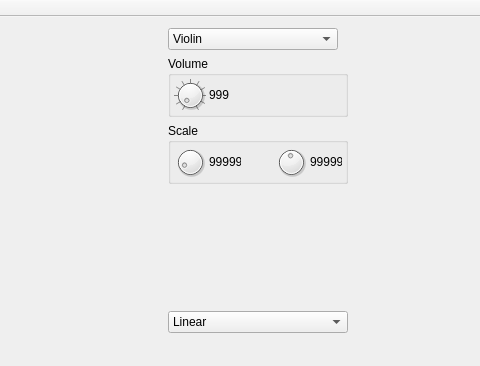
Before: the Qt Designer form mainwindow.ui in 607011/termenvox, drawn with Qt 5; both pictures show x 85 to 565 and y 0 to 366 of the 687 by 366 pixel window.
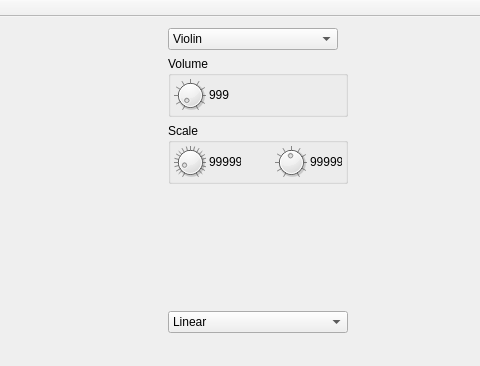
After: the same form once the commit is applied.

Commit message: GUI minimal verbessert.

```diff
--- a/mainwindow.ui
+++ b/mainwindow.ui
@@ -122,6 +122,12 @@
              <property name="value">
               <number>20</number>
              </property>
+             <property name="notchTarget">
+              <double>10.000000000000000</double>
+             </property>
+             <property name="notchesVisible">
+              <bool>true</bool>
+             </property>
             </widget>
            </item>
            <item row="0" column="3">
@@ -150,6 +156,12 @@
              <property name="sliderPosition">
               <number>4000</number>
              </property>
+             <property name="notchTarget">
+              <double>100.000000000000000</double>
+             </property>
+             <property name="notchesVisible">
+              <bool>true</bool>
+             </property>
             </widget>
            </item>
            <item row="0" column="4">
```
